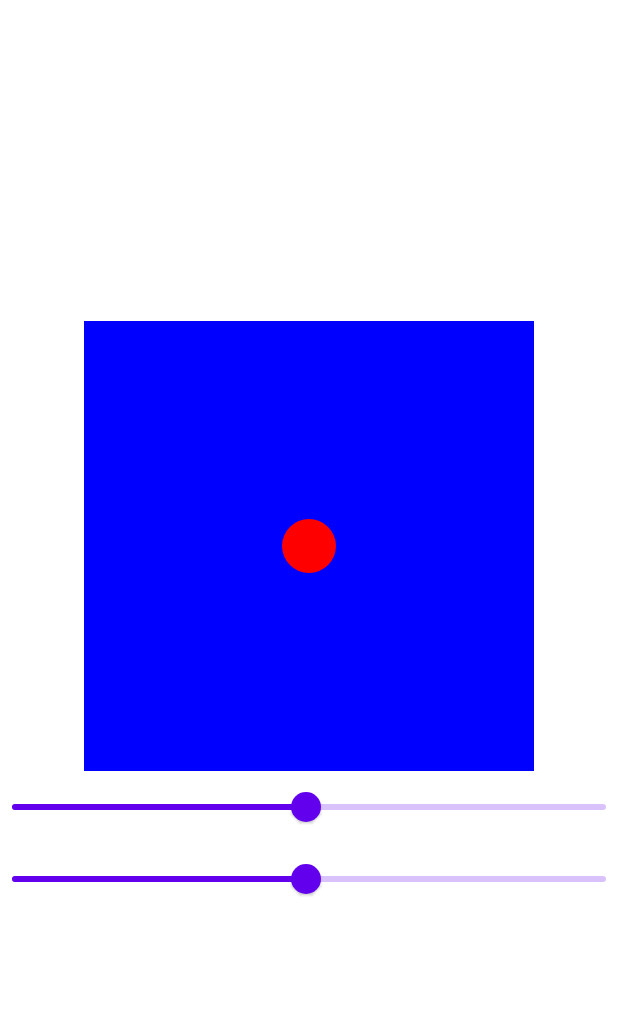
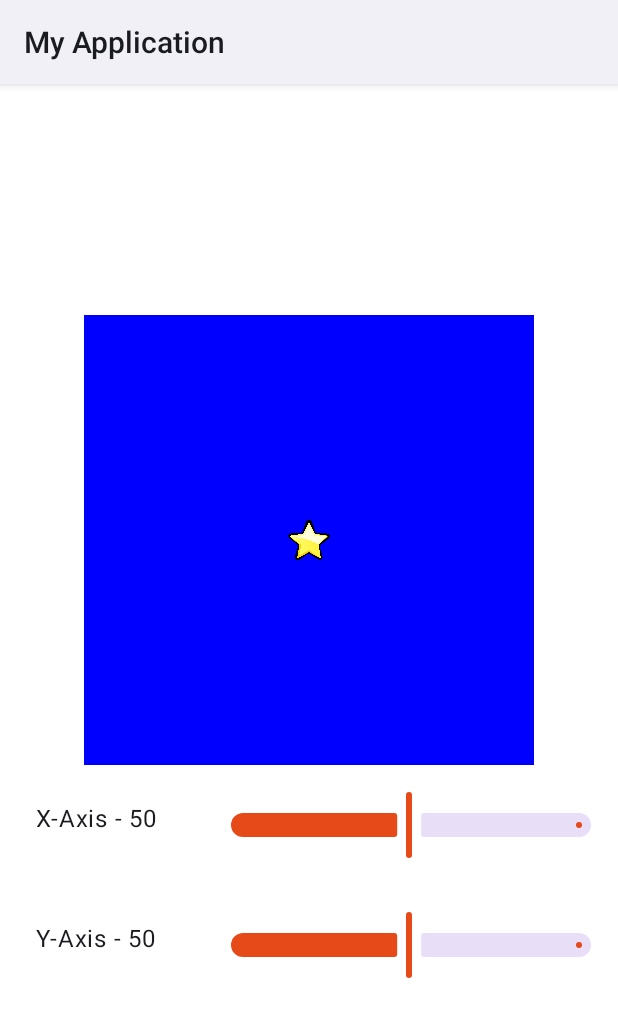
Before and after one commit to sagar-jh/coordplot, an Android app built with Jetpack Compose: the screen it shows after launch (MainActivity), on a phone screen of 412 x 824 dp. Shown: the top 1017 px of the screen. Run offline under Robolectric (Android 15) with nearby library versions, the phone set to English and light mode, and no system bars.

Commit message:
Pushing all the changes for week-2 Assignment

```diff
--- a/app/build.gradle.kts
+++ b/app/build.gradle.kts
@@ -71,4 +71,5 @@ dependencies {
     implementation(libs.bundles.compose.ui)
     implementation(libs.bundles.androidx.activity)
     implementation(libs.fonts)
+    implementation("androidx.core:core-splashscreen:1.0.0")
 }
--- a/app/src/main/AndroidManifest.xml
+++ b/app/src/main/AndroidManifest.xml
@@ -16,7 +16,7 @@
             android:name=".MainActivity"
             android:exported="true"
             android:label="@string/app_name"
-            android:theme="@style/Theme.MyApplication">
+            android:theme="@style/Theme.MySplashScreen">
             <intent-filter>
                 <action android:name="android.intent.action.MAIN" />
 
--- /dev/null
+++ b/app/src/main/java/com/kodeco/android/coordplot/CustomSlider.kt
@@ -0,0 +1,23 @@
+package com.kodeco.android.coordplot
+
+import androidx.compose.foundation.layout.padding
+import androidx.compose.foundation.layout.width
+import androidx.compose.material3.Slider
+import androidx.compose.material3.Text
+import androidx.compose.runtime.Composable
+import androidx.compose.ui.Modifier
+import androidx.compose.ui.unit.dp
+import kotlin.math.roundToInt
+
+@Composable
+fun CustomSlider(modifier: Modifier = Modifier, value : Float =0.5f, changeValue : (Float) -> Unit,text:String="Axis"){
+    Text("${text} - ${(value*100).roundToInt()}",
+        Modifier.padding(8.dp)
+            .width(120.dp))
+    Slider(
+        value = value,
+        valueRange = 0.01f..1f,
+        onValueChange = changeValue
+
+    )
+}
--- a/app/src/main/java/com/kodeco/android/coordplot/HorizontalSlider.kt
+++ /dev/null
@@ -1,15 +0,0 @@
-package com.kodeco.android.coordplot
-
-import androidx.compose.material.Slider
-import androidx.compose.runtime.Composable
-import androidx.compose.ui.Modifier
-
-@Composable
-fun HorizontalSlider(modifier: Modifier = Modifier, value : Float =0.5f, changeValue : (Float) -> Unit){
-    Slider(
-        value = value,
-        valueRange = 0.01f..1f,
-        onValueChange = changeValue
-
-    )
-}
--- a/app/src/main/java/com/kodeco/android/coordplot/MainActivity.kt
+++ b/app/src/main/java/com/kodeco/android/coordplot/MainActivity.kt
@@ -1,29 +1,42 @@
 package com.kodeco.android.coordplot
 
+import android.content.res.Configuration
 import android.os.Bundle
 import androidx.activity.ComponentActivity
 import androidx.activity.compose.setContent
+import androidx.compose.foundation.Image
 import androidx.compose.foundation.background
 import androidx.compose.foundation.layout.Arrangement
 import androidx.compose.foundation.layout.Box
 import androidx.compose.foundation.layout.Column
+import androidx.compose.foundation.layout.Row
 import androidx.compose.foundation.layout.fillMaxSize
 import androidx.compose.foundation.layout.offset
+import androidx.compose.foundation.layout.padding
 import androidx.compose.foundation.layout.size
+import androidx.compose.foundation.layout.width
 import androidx.compose.foundation.shape.CircleShape
 import androidx.compose.material3.Surface
+import androidx.compose.material3.Text
 import androidx.compose.runtime.Composable
 import androidx.compose.runtime.getValue
 import androidx.compose.runtime.mutableStateOf
 import androidx.compose.runtime.remember
+import androidx.compose.runtime.saveable.rememberSaveable
 import androidx.compose.runtime.setValue
 import androidx.compose.ui.Alignment
 import androidx.compose.ui.Modifier
 import androidx.compose.ui.draw.clip
 import androidx.compose.ui.graphics.Color
+import androidx.compose.ui.layout.VerticalAlignmentLine
+import androidx.compose.ui.modifier.modifierLocalMapOf
+import androidx.compose.ui.platform.LocalConfiguration
+import androidx.compose.ui.res.painterResource
+import androidx.compose.ui.res.stringResource
 import androidx.compose.ui.tooling.preview.Preview
 import androidx.compose.ui.unit.dp
 import com.kodeco.android.coordplot.ui.theme.MyApplicationTheme
+import kotlin.math.roundToInt
 
 class MainActivity : ComponentActivity() {
     override fun onCreate(savedInstanceState: Bundle?) {
@@ -35,67 +48,3 @@ class MainActivity : ComponentActivity() {
         }
     }
 }
-
-@Composable
-fun PlotSurface() {
-    var xPercent: Float by remember { mutableStateOf(0.5f) }
-    var yPercent: Float by remember { mutableStateOf(0.5f) }
-    Surface(
-        modifier = Modifier.fillMaxSize(),
-        color = Color.White
-    ) {
-        Column (
-            horizontalAlignment = Alignment.CenterHorizontally,
-            verticalArrangement = Arrangement.Center
-        ) {
-            Box(Modifier.background(Color.Blue).size(300.dp)){
-                Map(xPercent,yPercent)
-            }
-
-
-            HorizontalSlider(value = xPercent,
-                changeValue = { value ->
-                    xPercent = value
-                }
-            )
-            VerticalSlider(value = yPercent,
-                changeValue = { value ->
-                    yPercent = value
-                    //Log.i("y-tag", (yPercent * 300 - 18).toString())
-                }
-            )
-        }
-
-
-
-
-    }
-
-}
-
-@Preview(showBackground = true)
-@Composable
-fun PlotSurfacePreview() {
-    MyApplicationTheme {
-        PlotSurface()
-    }
-}
-
-@Composable
-fun Map(xPercent: Float, yPercent: Float, modifier: Modifier = Modifier) {
-    Box(
-        modifier
-            .size(36.dp)
-            .offset((xPercent * 300 - 18).dp, (yPercent * 300 - 18).dp)
-            .clip(shape = CircleShape)
-            .background(Color.Red)
-    )
-}
-
-@Preview(showBackground = true)
-@Composable
-fun MapPreview() {
-    MyApplicationTheme {
-        Map(xPercent = 0.5f, yPercent = 0.5f)
-    }
-}
--- /dev/null
+++ b/app/src/main/java/com/kodeco/android/coordplot/Map.kt
@@ -0,0 +1,30 @@
+package com.kodeco.android.coordplot
+
+import androidx.compose.foundation.Image
+import androidx.compose.foundation.layout.offset
+import androidx.compose.foundation.layout.size
+import androidx.compose.runtime.Composable
+import androidx.compose.ui.Modifier
+import androidx.compose.ui.res.painterResource
+import androidx.compose.ui.res.stringResource
+import androidx.compose.ui.tooling.preview.Preview
+import androidx.compose.ui.unit.dp
+import com.kodeco.android.coordplot.ui.theme.MyApplicationTheme
+
+@Composable
+fun Map(xPercent: Float, yPercent: Float, modifier: Modifier = Modifier) {
+
+    Image(painter = painterResource(id = R.drawable.star), contentDescription = stringResource(R.string.star_image),
+        Modifier
+            .size(36.dp)
+            .offset(((xPercent * 300 - 18).dp).coerceIn(0.dp, 300.dp - 36.dp), ((yPercent * 300 - 18).dp).coerceIn(0.dp, 300.dp - 36.dp))
+    )
+}
+
+@Preview(showBackground = true)
+@Composable
+fun MapPreview() {
+    MyApplicationTheme {
+        Map(xPercent = 0.5f, yPercent = 0.5f)
+    }
+}
--- /dev/null
+++ b/app/src/main/java/com/kodeco/android/coordplot/PlotSurface.kt
@@ -0,0 +1,114 @@
+package com.kodeco.android.coordplot
+
+import android.content.res.Configuration
+import androidx.compose.foundation.background
+import androidx.compose.foundation.layout.Arrangement
+import androidx.compose.foundation.layout.Box
+import androidx.compose.foundation.layout.Column
+import androidx.compose.foundation.layout.Row
+import androidx.compose.foundation.layout.fillMaxSize
+import androidx.compose.foundation.layout.padding
+import androidx.compose.foundation.layout.size
+import androidx.compose.material3.Surface
+import androidx.compose.runtime.Composable
+import androidx.compose.runtime.getValue
+import androidx.compose.runtime.mutableStateOf
+import androidx.compose.runtime.saveable.rememberSaveable
+import androidx.compose.runtime.setValue
+import androidx.compose.ui.Alignment
+import androidx.compose.ui.Modifier
+import androidx.compose.ui.graphics.Color
+import androidx.compose.ui.platform.LocalConfiguration
+import androidx.compose.ui.tooling.preview.Preview
+import androidx.compose.ui.unit.dp
+import com.kodeco.android.coordplot.ui.theme.MyApplicationTheme
+
+@Composable
+fun PlotSurface() {
+    var xPercent: Float by rememberSaveable { mutableStateOf(0.5f) }
+    var yPercent: Float by rememberSaveable { mutableStateOf(0.5f) }
+    var isPortrait =true
+    Surface(
+        modifier = Modifier.fillMaxSize(),
+        color = Color.White
+    ) {
+        val configuration= LocalConfiguration.current
+        val orientation=configuration.orientation
+        when(orientation){
+            Configuration.ORIENTATION_PORTRAIT-> isPortrait=true
+            Configuration.ORIENTATION_LANDSCAPE->isPortrait=false
+        }
+        if(isPortrait) {
+            Column(
+                horizontalAlignment = Alignment.CenterHorizontally,
+                verticalArrangement = Arrangement.Center
+            ) {
+                Box(
+                    Modifier
+                        .background(Color.Blue)
+                        .size(300.dp)
+                ) {
+                    Map(xPercent, yPercent)
+                }
+                Row(Modifier.padding(16.dp)){
+
+                    CustomSlider(value = xPercent,
+                        changeValue = { value ->
+                            xPercent = value
+                        }, text = "X-Axis"
+                    )
+                }
+
+                Row(Modifier.padding(16.dp)){
+                    CustomSlider(value = yPercent,
+                        changeValue = { value ->
+                            yPercent = value
+                        }, text = "Y-Axis"
+                    )
+                }
+
+            }
+        }else if(!isPortrait){
+            Row(
+                horizontalArrangement = Arrangement.Start,
+                verticalAlignment = Alignment.CenterVertically,
+
+                ){
+                Box(
+                    Modifier
+                        .padding(12.dp)
+                        .background(Color.Blue)
+                        .size(300.dp)
+
+
+                ){
+                    Map(xPercent, yPercent)
+                }
+                Column(Modifier.padding(16.dp)) {
+
+                    CustomSlider(
+                        value = xPercent,
+                        changeValue = { value ->
+                            xPercent = value
+                        }, text = "X-Axis"
+                    )
+                    CustomSlider(
+                        value = yPercent,
+                        changeValue = { value ->
+                            yPercent = value
+                        }, text = "Y-Axis"
+                    )
+                }
+
+            }
+        }
+    }
+
+}
+@Preview(showBackground = true)
+@Composable
+fun PlotSurfacePreview() {
+    MyApplicationTheme {
+        PlotSurface()
+    }
+}
--- a/app/src/main/java/com/kodeco/android/coordplot/VerticalSlider.kt
+++ /dev/null
@@ -1,14 +0,0 @@
-package com.kodeco.android.coordplot
-
-import androidx.compose.material.Slider
-import androidx.compose.runtime.Composable
-import androidx.compose.ui.Modifier
-
-@Composable
-fun VerticalSlider(modifier: Modifier=Modifier, value: Float = 0.5f, changeValue:(Float)->Unit){
-    Slider(
-        value = value,
-        valueRange = 0.01f..1f,
-        onValueChange = changeValue
-    )
-}
--- a/app/src/main/java/com/kodeco/android/coordplot/ui/theme/Color.kt
+++ b/app/src/main/java/com/kodeco/android/coordplot/ui/theme/Color.kt
@@ -2,10 +2,7 @@ package com.kodeco.android.coordplot.ui.theme
 
 import androidx.compose.ui.graphics.Color
 
-val Purple80 = Color(0xFFD0BCFF)
-val PurpleGrey80 = Color(0xFFCCC2DC)
-val Pink80 = Color(0xFFEFB8C8)
-
-val Purple40 = Color(0xFF6650a4)
-val PurpleGrey40 = Color(0xFF625b71)
-val Pink40 = Color(0xFF7D5260)
+val Orange=Color(0xFFE64A19)
+val Grey=Color(0xFFB1AFAE)
+val White=Color(0xFFF0F0F1)
+val Black=Color(0xFF0C0C0C)
--- a/app/src/main/java/com/kodeco/android/coordplot/ui/theme/Theme.kt
+++ b/app/src/main/java/com/kodeco/android/coordplot/ui/theme/Theme.kt
@@ -16,15 +16,15 @@ import androidx.compose.ui.platform.LocalView
 import androidx.core.view.WindowCompat
 
 private val DarkColorScheme = darkColorScheme(
-    primary = Purple80,
-    secondary = PurpleGrey80,
-    tertiary = Pink80
+    primary = Orange,
+    secondary = Grey,
+    tertiary = Black
 )
 
 private val LightColorScheme = lightColorScheme(
-    primary = Purple40,
-    secondary = PurpleGrey40,
-    tertiary = Pink40
+    primary = Orange,
+    secondary = Grey,
+    tertiary = White
 
     /* Other default colors to override
     background = Color(0xFFFFFBFE),
@@ -41,7 +41,7 @@ private val LightColorScheme = lightColorScheme(
 fun MyApplicationTheme(
     darkTheme: Boolean = isSystemInDarkTheme(),
     // Dynamic color is available on Android 12+
-    dynamicColor: Boolean = true,
+    dynamicColor: Boolean = false,
     content: @Composable () -> Unit
 ) {
     val colorScheme = when {
--- a/app/src/main/res/values/colors.xml
+++ b/app/src/main/res/values/colors.xml
@@ -1,10 +1,10 @@
 <?xml version="1.0" encoding="utf-8"?>
 <resources>
-    <color name="purple_200">#FFBB86FC</color>
+    <!--color name="purple_200">#FFBB86FC</color>
     <color name="purple_500">#FF6200EE</color>
     <color name="purple_700">#FF3700B3</color>
     <color name="teal_200">#FF03DAC5</color>
-    <color name="teal_700">#FF018786</color>
+    <color name="teal_700">#FF018786</color-->
     <color name="black">#FF000000</color>
     <color name="white">#FFFFFFFF</color>
 </resources>
--- a/app/src/main/res/values/strings.xml
+++ b/app/src/main/res/values/strings.xml
@@ -1,3 +1,4 @@
 <resources>
     <string name="app_name">My Application</string>
+    <string name="star_image">Star Image</string>
 </resources>
--- a/app/src/main/res/values/themes.xml
+++ b/app/src/main/res/values/themes.xml
@@ -1,5 +1,11 @@
 <?xml version="1.0" encoding="utf-8"?>
 <resources>
 
-    <style name="Theme.MyApplication" parent="android:Theme.Material.Light.NoActionBar" />
+    <style name="Theme.MyApplication" parent="android:Theme.Material.Light.NoActionBar.Fullscreen" />
+    <style name="Theme.MySplashScreen" parent="Theme.SplashScreen">
+        <item name="windowSplashScreenBackground">@color/white</item>
+        <item name="windowSplashScreenAnimatedIcon">@drawable/star</item>
+        <item name="windowSplashScreenAnimationDuration">1000</item>
+        <item name="postSplashScreenTheme">@style/Theme.MyApplication</item>
+    </style>
 </resources>
```
Also changed, not shown: app/src/main/res/drawable-mdpi/star.png (added).
